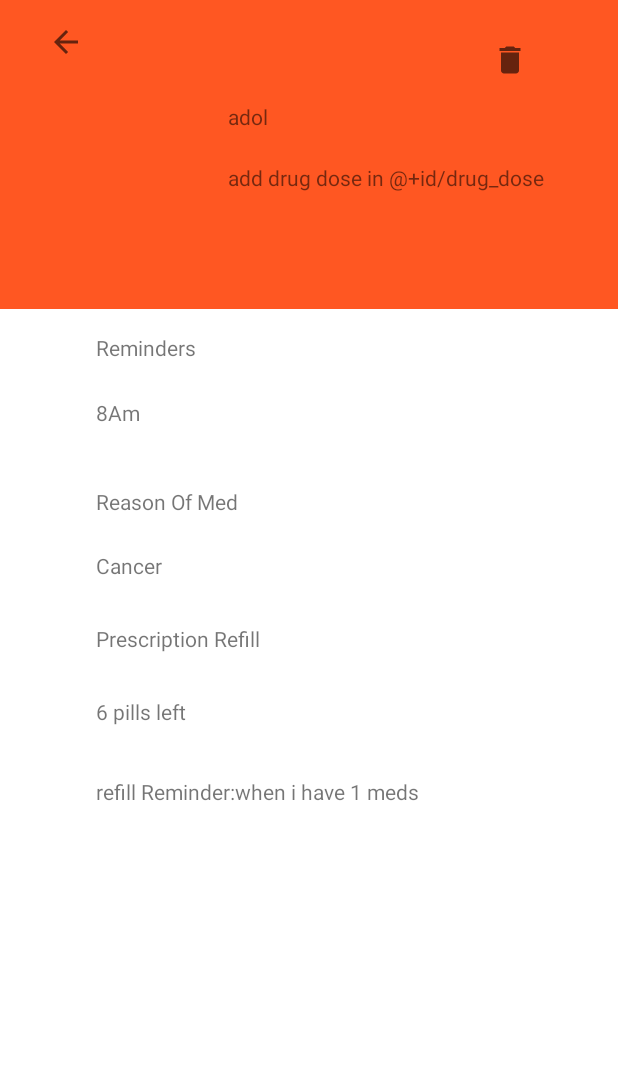
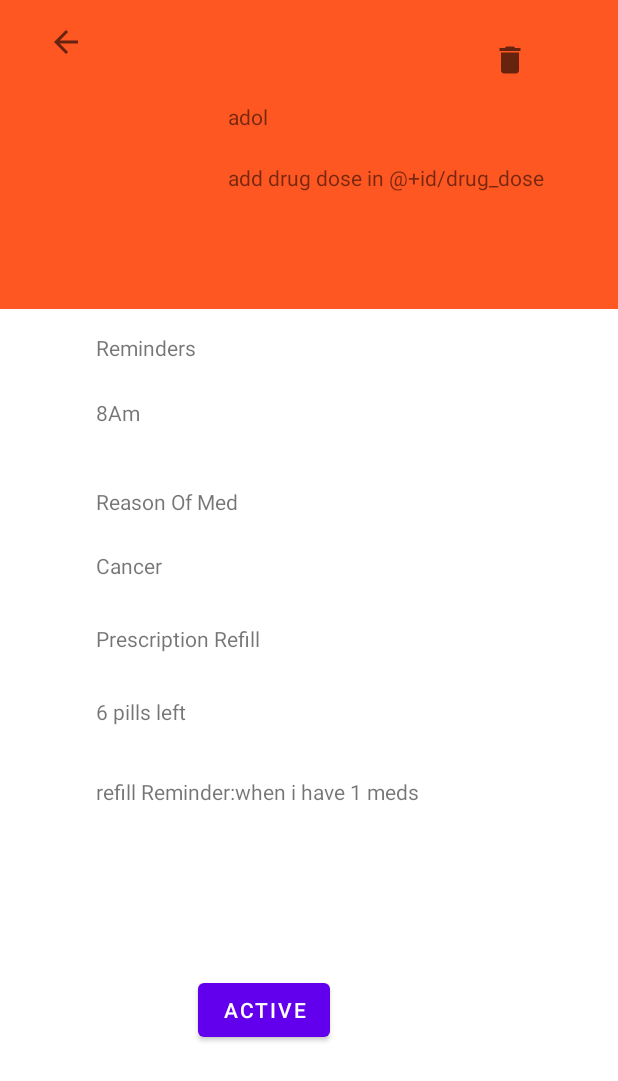
Before and after one commit to AbdallaBadreldin/medicaAPP, an Android app: the DisplayDrug screen opened directly, with no data from a screen before it, on a phone screen of 412 x 824 dp. Shown: the top 1081 px of the screen. Run offline under Robolectric (Android 15) with nearby library versions, the phone set to English and light mode, and no system bars; 5 statements that could not run were skipped.

Commit message:
Merge pull request #6 from AbdallaBadreldin/dev
Dev

```diff
--- a/app/src/main/java/eg/iti/pillsmanager/displaydrug/view/DisplayDrug.java
+++ b/app/src/main/java/eg/iti/pillsmanager/displaydrug/view/DisplayDrug.java
@@ -7,6 +7,7 @@ import androidx.appcompat.app.AppCompatActivity;
 import android.content.Intent;
 import android.os.Bundle;
 import android.view.View;
+import android.widget.Button;
 import android.widget.ImageView;
 import android.widget.TextView;
 
@@ -26,6 +27,7 @@ public class DisplayDrug extends AppCompatActivity {
     Repository repo;
     RemoteSource remoteSource;
     LocalSource localSource;
+    Button updateBtn;
     @Override
     protected void onCreate(Bundle savedInstanceState) {
         super.onCreate(savedInstanceState);
@@ -38,7 +40,7 @@ public class DisplayDrug extends AppCompatActivity {
         pills_left=findViewById(R.id.pills_left);
         when_to_refill =findViewById(R.id.when_to_refill);
         deleteBtn =findViewById(R.id.delete_button);
-
+       updateBtn=findViewById(R.id.active_btn);
 
         Intent intent = getIntent();
         Medicine medicine = (Medicine) intent.getSerializableExtra("med");
@@ -49,6 +51,13 @@ public class DisplayDrug extends AppCompatActivity {
         reason_val.setText(medicine.getReason());
         pills_left.setText("" + medicine.getLastdoseQuantity());
         when_to_refill.setText("" + medicine.getQuantityRemindAt());
+        updateBtn.setOnClickListener(new View.OnClickListener() {
+            @Override
+            public void onClick(View view) {
+                medicine.setActive(false);
+                repo.updateMedicine(medicine);
+            }
+        });
 
         back_btn.setOnClickListener(new View.OnClickListener() {
             @Override
@@ -62,6 +71,7 @@ public class DisplayDrug extends AppCompatActivity {
 
             }
         });
+
         deleteBtn.setOnClickListener(new View.OnClickListener() {
                                          @Override
                                          public void onClick(View view) {
--- a/app/src/main/res/layout/activity_display_drug.xml
+++ b/app/src/main/res/layout/activity_display_drug.xml
@@ -135,6 +135,16 @@
             app:layout_constraintStart_toStartOf="@+id/pills_left"
             app:layout_constraintTop_toBottomOf="@+id/pills_left" />
 
+        <Button
+            android:id="@+id/active_btn"
+            android:layout_width="wrap_content"
+            android:layout_height="wrap_content"
+            android:layout_marginTop="112dp"
+            android:layout_marginEnd="192dp"
+            android:text="Active"
+            app:layout_constraintEnd_toEndOf="parent"
+            app:layout_constraintTop_toBottomOf="@+id/when_to_refill" />
+
     </androidx.constraintlayout.widget.ConstraintLayout>
 
 </androidx.appcompat.widget.LinearLayoutCompat>
```
